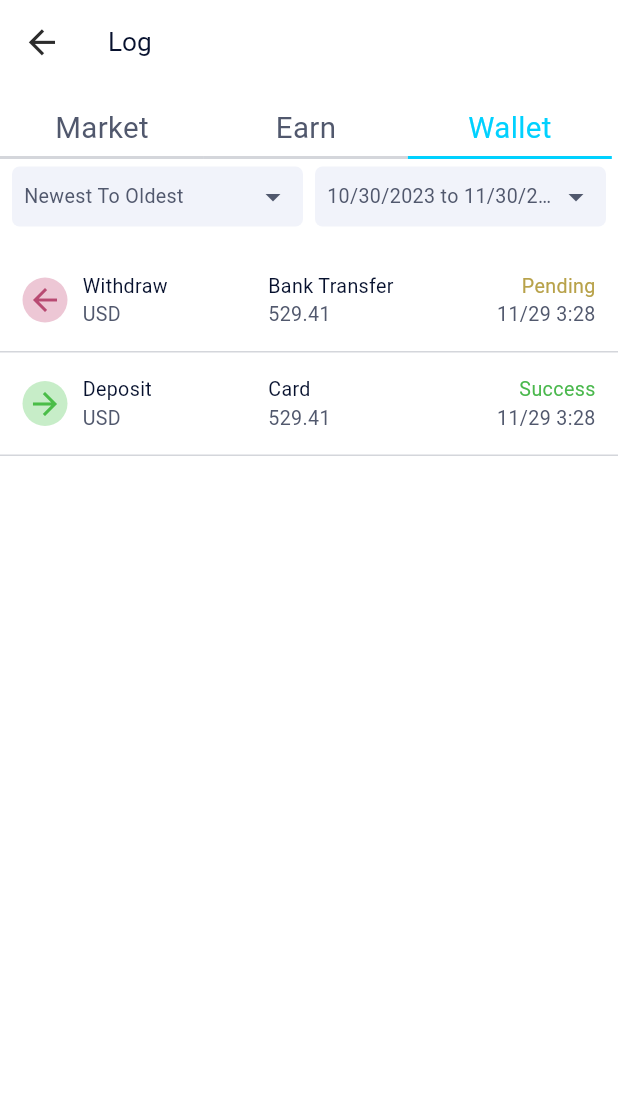
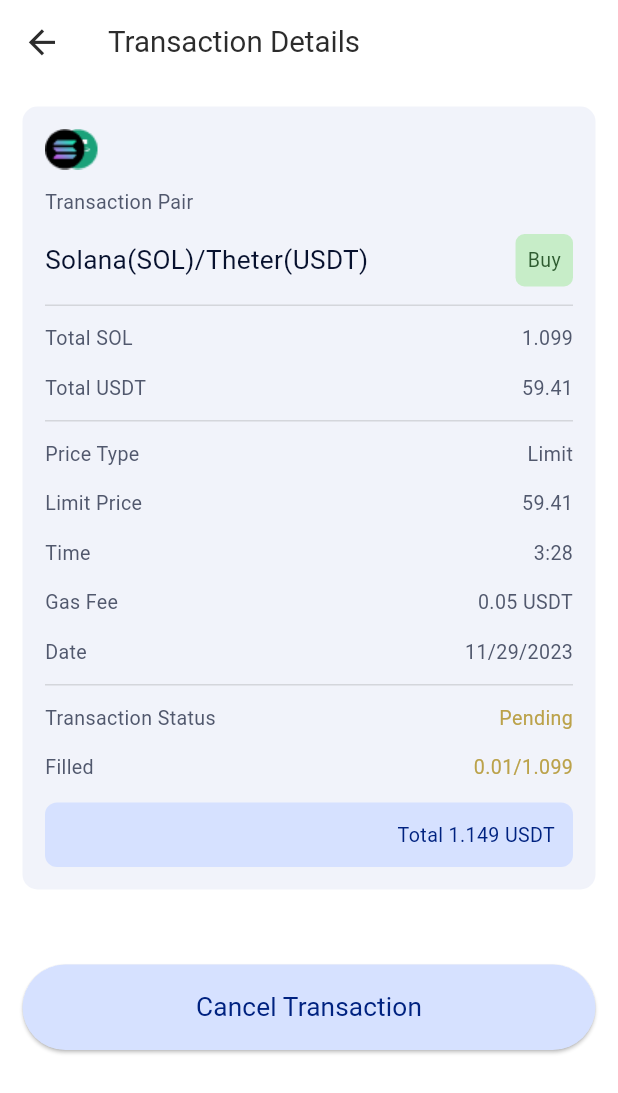
Before and after one commit to North-Star-Metrics-dev/ntsmetrics, a Flutter app: the screen it shows after launch, on a phone screen of 412 x 824 dp. Shown: the top 1093 px of the screen. Run offline on Flutter 3.47's test engine with Material 3 defaults, Android fonts, the phone set to English and light mode, and no system bars; our stand-ins replace google_fonts, intl_phone_number_input, pin_code_fields; Roboto replaces fonts that are missing (Alata); project files that could hold a hidden picture were left out.

Commit message:
Iphone51_transaction_details_screen added

```diff
--- /dev/null
+++ b/lib/Iphone51transactiondetails/view/transactiondetails_screen.dart
@@ -0,0 +1,431 @@
+import 'package:flutter/cupertino.dart';
+import 'package:flutter/material.dart';
+import 'package:google_fonts/google_fonts.dart';
+
+class Iphone51TransactiondetailsScreen extends StatefulWidget {
+  const Iphone51TransactiondetailsScreen({super.key});
+
+  @override
+  State<Iphone51TransactiondetailsScreen> createState() => _TransactiondetailsScreenState();
+}
+
+class _TransactiondetailsScreenState extends State<Iphone51TransactiondetailsScreen> {
+  @override
+  Widget build(BuildContext context) {
+    return Scaffold(
+      backgroundColor: Colors.white,
+      appBar: AppBar(
+        leading: IconButton(
+          icon: Icon(Icons.arrow_back,
+            color: Color(0xFF2C2C2C),
+            size: 26.2,
+          ),
+          onPressed: () {
+            // Handle back button press
+          },
+        ),
+        title: Text('Transaction Details',
+          style: GoogleFonts.alata(
+            fontSize: 19.65,
+            fontWeight: FontWeight.w400,
+            color: Color(0xFF2C2C2C),
+          ),
+        ),
+        backgroundColor: Colors.white,
+      ),
+      body: SingleChildScrollView(
+        child: Padding(
+          padding: const EdgeInsets.all(15.0),
+          child: Column(
+            mainAxisAlignment: MainAxisAlignment.spaceBetween,
+            children: [
+              Container(
+                width: MediaQuery.of(context).size.width * 1,
+                decoration: BoxDecoration(
+                    color: Color(0xFFF1F3FA),
+                    borderRadius: BorderRadius.circular(10)
+                ),
+                child: Padding(
+                  padding: const EdgeInsets.all(15.0),
+                  child: Column(
+                    crossAxisAlignment: CrossAxisAlignment.start,
+                    children: [
+                      Image.asset("assets/images/transaction_pair.png"),
+
+                      //transaction pair text
+                      Padding(
+                        padding: const EdgeInsets.symmetric(vertical: 12),
+                        child: Text("Transaction Pair",
+                          style: GoogleFonts.alata(
+                              fontWeight: FontWeight.w400,
+                              fontSize: 13.1,
+                              color: Color(0xFF51586D)
+                          ),
+                        ),
+                      ),
+
+                      //Solana(SOL)/Theter(USDT)
+                      Row(
+                        mainAxisAlignment: MainAxisAlignment.spaceBetween,
+                        children: [
+                          Flexible(
+                            child: Text("Solana(SOL)/Theter(USDT)",
+                              style: GoogleFonts.alata(
+                                  fontWeight: FontWeight.w400,
+                                  fontSize: 17.46,
+                                  color: Color(0xFF07112E)
+                              ),
+                              overflow: TextOverflow.ellipsis,
+                            ),
+                          ),
+                          Container(
+                            decoration: BoxDecoration(
+                              borderRadius: BorderRadius.circular(6),
+                              color: Color(0xFFC7EDC8),
+                            ),
+                            child: Padding(
+                              padding: const EdgeInsets.all(8.0),
+                              child: Text("Buy",
+                                style: GoogleFonts.alata(
+                                    fontSize: 13.1,
+                                    fontWeight: FontWeight.w400,
+                                    color: Color(0xFF2E5C30)
+                                ),
+                              ),
+                            ),
+                          )
+                        ],
+                      ),
+
+                      //horizontal line
+                      Padding(
+                        padding: const EdgeInsets.symmetric(vertical: 12),
+                        child: Container(
+                          width: MediaQuery.of(context).size.width * 1,
+                          height: 1,
+                          color: Color(0xFFD4D6DB),
+                        ),
+                      ),
+
+                      //total sol and total ustd portion
+                      Row(
+                        mainAxisAlignment: MainAxisAlignment.spaceBetween,
+                        children: [
+                          Flexible(
+                            child: Text("Total SOL",
+                              style: GoogleFonts.alata(
+                                  fontWeight: FontWeight.w400,
+                                  fontSize: 13.1,
+                                  color: Color(0xFF51586D)
+                              ),
+                              overflow: TextOverflow.ellipsis,
+                            ),
+                          ),
+                          Flexible(
+                            child: Text("1.099",
+                              style: GoogleFonts.alata(
+                                  fontWeight: FontWeight.w400,
+                                  fontSize: 13.1,
+                                  color: Color(0xFF51586D)
+                              ),
+                              overflow: TextOverflow.ellipsis,
+                            ),
+                          ),
+                        ],
+                      ),
+                      SizedBox(height: 14,),
+                      Row(
+                        mainAxisAlignment: MainAxisAlignment.spaceBetween,
+                        children: [
+                          Flexible(
+                            child: Text("Total USDT",
+                              style: GoogleFonts.alata(
+                                  fontWeight: FontWeight.w400,
+                                  fontSize: 13.1,
+                                  color: Color(0xFF51586D)
+                              ),
+                              overflow: TextOverflow.ellipsis,
+                            ),
+                          ),
+                          Flexible(
+                            child: Text("59.41",
+                              style: GoogleFonts.alata(
+                                  fontWeight: FontWeight.w400,
+                                  fontSize: 13.1,
+                                  color: Color(0xFF51586D)
+                              ),
+                              overflow: TextOverflow.ellipsis,
+                            ),
+                          ),
+                        ],
+                      ),
+
+                      //horizontal line
+                      Padding(
+                        padding: const EdgeInsets.symmetric(vertical: 12),
+                        child: Container(
+                          width: MediaQuery.of(context).size.width * 1,
+                          height: 1,
+                          color: Color(0xFFD4D6DB),
+                        ),
+                      ),
+
+                      //middle part
+                      Row(
+                        mainAxisAlignment: MainAxisAlignment.spaceBetween,
+                        children: [
+                          Flexible(
+                            child: Text("Price Type",
+                              style: GoogleFonts.alata(
+                                  fontWeight: FontWeight.w400,
+                                  fontSize: 13.1,
+                                  color: Color(0xFF51586D)
+                              ),
+                              overflow: TextOverflow.ellipsis,
+                            ),
+                          ),
+                          Flexible(
+                            child: Text("Limit",
+                              style: GoogleFonts.alata(
+                                  fontWeight: FontWeight.w400,
+                                  fontSize: 13.1,
+                                  color: Color(0xFF51586D)
+                              ),
+                              overflow: TextOverflow.ellipsis,
+                            ),
+                          ),
+                        ],
+                      ),
+                      SizedBox(height: 14,),
+                      Row(
+                        mainAxisAlignment: MainAxisAlignment.spaceBetween,
+                        children: [
+                          Flexible(
+                            child: Text("Limit Price",
+                              style: GoogleFonts.alata(
+                                  fontWeight: FontWeight.w400,
+                                  fontSize: 13.1,
+                                  color: Color(0xFF51586D)
+                              ),
+                              overflow: TextOverflow.ellipsis,
+                            ),
+                          ),
+                          Flexible(
+                            child: Text("59.41",
+                              style: GoogleFonts.alata(
+                                  fontWeight: FontWeight.w400,
+                                  fontSize: 13.1,
+                                  color: Color(0xFF51586D)
+                              ),
+                              overflow: TextOverflow.ellipsis,
+                            ),
+                          ),
+                        ],
+                      ),
+                      SizedBox(height: 14,),
+                      Row(
+                        mainAxisAlignment: MainAxisAlignment.spaceBetween,
+                        children: [
+                          Flexible(
+                            child: Text("Time",
+                              style: GoogleFonts.alata(
+                                  fontWeight: FontWeight.w400,
+                                  fontSize: 13.1,
+                                  color: Color(0xFF51586D)
+                              ),
+                              overflow: TextOverflow.ellipsis,
+                            ),
+                          ),
+                          Flexible(
+                            child: Text("3:28",
+                              style: GoogleFonts.alata(
+                                  fontWeight: FontWeight.w400,
+                                  fontSize: 13.1,
+                                  color: Color(0xFF51586D)
+                              ),
+                              overflow: TextOverflow.ellipsis,
+                            ),
+                          ),
+                        ],
+                      ),
+                      SizedBox(height: 14,),
+                      Row(
+                        mainAxisAlignment: MainAxisAlignment.spaceBetween,
+                        children: [
+                          Flexible(
+                            child: Text("Gas Fee",
+                              style: GoogleFonts.alata(
+                                  fontWeight: FontWeight.w400,
+                                  fontSize: 13.1,
+                                  color: Color(0xFF51586D)
+                              ),
+                              overflow: TextOverflow.ellipsis,
+                            ),
+                          ),
+                          Flexible(
+                            child: Text("0.05 USDT",
+                              style: GoogleFonts.alata(
+                                  fontWeight: FontWeight.w400,
+                                  fontSize: 13.1,
+                                  color: Color(0xFF51586D)
+                              ),
+                              overflow: TextOverflow.ellipsis,
+                            ),
+                          ),
+                        ],
+                      ),
+                      SizedBox(height: 14,),
+                      Row(
+                        mainAxisAlignment: MainAxisAlignment.spaceBetween,
+                        children: [
+                          Flexible(
+                            child: Text("Date",
+                              style: GoogleFonts.alata(
+                                  fontWeight: FontWeight.w400,
+                                  fontSize: 13.1,
+                                  color: Color(0xFF51586D)
+                              ),
+                              overflow: TextOverflow.ellipsis,
+                            ),
+                          ),
+                          Flexible(
+                            child: Text("11/29/2023",
+                              style: GoogleFonts.alata(
+                                  fontWeight: FontWeight.w400,
+                                  fontSize: 13.1,
+                                  color: Color(0xFF51586D)
+                              ),
+                              overflow: TextOverflow.ellipsis,
+                            ),
+                          ),
+                        ],
+                      ),
+
+                      //horizontal line
+                      Padding(
+                        padding: const EdgeInsets.symmetric(vertical: 12),
+                        child: Container(
+                          width: MediaQuery.of(context).size.width * 1,
+                          height: 1,
+                          color: Color(0xFFD4D6DB),
+                        ),
+                      ),
+
+                      //last part
+                      Row(
+                        mainAxisAlignment: MainAxisAlignment.spaceBetween,
+                        children: [
+                          Flexible(
+                            child: Text("Transaction Status",
+                              style: GoogleFonts.alata(
+                                  fontWeight: FontWeight.w400,
+                                  fontSize: 13.1,
+                                  color: Color(0xFF51586D)
+                              ),
+                              overflow: TextOverflow.ellipsis,
+                            ),
+                          ),
+                          Flexible(
+                            child: Text("Pending",
+                              style: GoogleFonts.alata(
+                                  fontWeight: FontWeight.w400,
+                                  fontSize: 13.1,
+                                  color: Color(0xFFBBA24A)
+                              ),
+                              overflow: TextOverflow.ellipsis,
+                            ),
+                          ),
+                        ],
+                      ),
+                      SizedBox(height: 14,),
+                      Row(
+                        mainAxisAlignment: MainAxisAlignment.spaceBetween,
+                        children: [
+                          Flexible(
+                            child: Text("Filled",
+                              style: GoogleFonts.alata(
+                                  fontWeight: FontWeight.w400,
+                                  fontSize: 13.1,
+                                  color: Color(0xFF51586D)
+                              ),
+                              overflow: TextOverflow.ellipsis,
+                            ),
+                          ),
+                          Flexible(
+                            child: Text("0.01/1.099",
+                              style: GoogleFonts.alata(
+                                  fontWeight: FontWeight.w400,
+                                  fontSize: 13.1,
+                                  color: Color(0xFFBBA24A)
+                              ),
+                              overflow: TextOverflow.ellipsis,
+                            ),
+                          ),
+                        ],
+                      ),
+
+                      SizedBox(height: 14,),
+
+                      //total display row
+                      Container(
+                        width: MediaQuery.of(context).size.width * 1,
+                        decoration: BoxDecoration(
+                            color: Color(0xFFD6E1FF),
+                            borderRadius: BorderRadius.circular(8)
+                        ),
+                        child: Padding(
+                          padding: const EdgeInsets.all(12.0),
+                          child: Row(
+                            children: [
+                              Spacer(),
+                              Text("Total 1.149 USDT",
+                                style: GoogleFonts.alata(
+                                    fontWeight: FontWeight.w400,
+                                    fontSize: 13.1,
+                                    color: Color(0xFF002280)
+                                ),
+                              ),
+                            ],
+                          ),
+                        ),
+                      )
+                    ],
+                  ),
+                ),
+              ),
+              SizedBox(
+                height: 50,
+              ),
+              SizedBox(
+                width: double.infinity,
+                child: ElevatedButton(
+                  onPressed: () {
+                    // Add proceed functionality here
+                  },
+                  style: ElevatedButton.styleFrom(
+                    backgroundColor:  Color(0xFFD6E1FF),
+                    padding: EdgeInsets.symmetric(vertical: 16),
+                    shape: RoundedRectangleBorder(
+                      borderRadius: BorderRadius.circular(30),
+                    ),
+                  ),
+                  child: Padding(
+                    padding: const EdgeInsets.symmetric(horizontal: 10),
+                    child: Text(
+                      'Cancel Transaction',
+                      style: GoogleFonts.alata(
+                          fontWeight: FontWeight.w400,
+                          fontSize: 17.47,
+                          color: Color(0xFF002280)
+                      ),
+                    ),
+                  ),
+                ),
+              ),
+            ],
+          ),
+        ),
+      ),
+    );;
+  }
+}
--- a/lib/main.dart
+++ b/lib/main.dart
@@ -1,5 +1,6 @@
 import 'package:flutter/material.dart';
-import 'package:ntsmetrics/walletlog/view/wallet_log_screen.dart';
+
+import 'Iphone51transactiondetails/view/transactiondetails_screen.dart';
 
 
 
@@ -13,7 +14,7 @@
   Widget build(BuildContext context) {
     return MaterialApp(
       debugShowCheckedModeBanner: false,
-      home: WalletLogScreen() ,
+      home: Iphone51TransactiondetailsScreen() ,
     );
   }
 }
```
